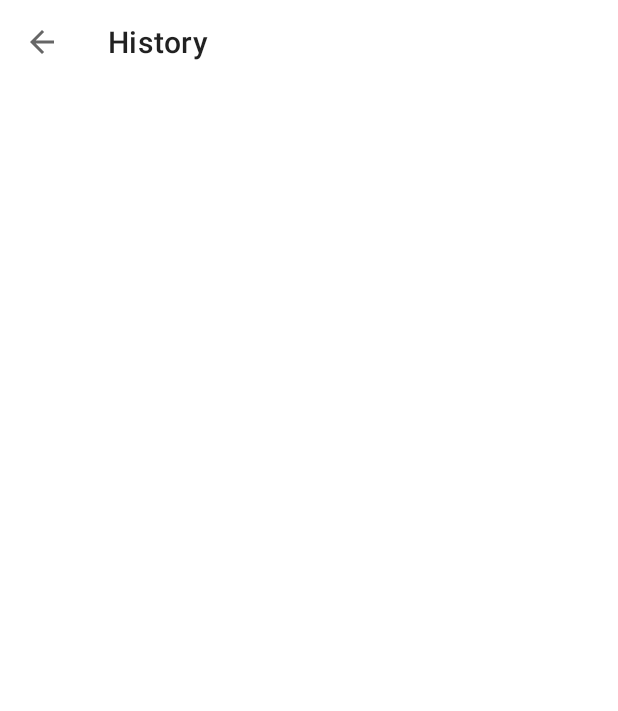
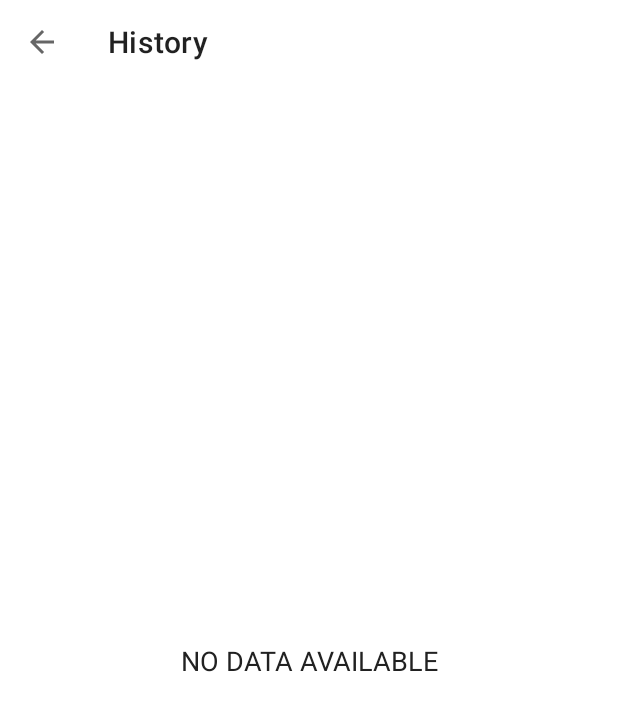
Before and after one commit to NimrodShai2/WorkoutApp, an Android app: the HistoryActivity screen opened directly, with no data from a screen before it, on a phone screen of 412 x 824 dp. Before the commit the part shown is almost empty. Shown: the top 711 px of the screen. Run offline under Robolectric (Android 15) with nearby library versions, the phone set to English and light mode, and no system bars.

Commit message:
Added History RecyclerView and UI

```diff
--- a/app/src/main/java/my/nimrodshai/workoutapp/HistoryActivity.kt
+++ b/app/src/main/java/my/nimrodshai/workoutapp/HistoryActivity.kt
@@ -2,7 +2,13 @@ package my.nimrodshai.workoutapp
 
 import androidx.appcompat.app.AppCompatActivity
 import android.os.Bundle
+import android.view.View
+import androidx.lifecycle.lifecycleScope
+import androidx.recyclerview.widget.LinearLayoutManager
+import kotlinx.coroutines.launch
 import my.nimrodshai.workoutapp.databinding.ActivityHistoryBinding
+import my.nimrodshai.workoutapp.db.HistoryDao
+import my.nimrodshai.workoutapp.db.WorkoutApp
 
 class HistoryActivity : AppCompatActivity() {
     private var binding: ActivityHistoryBinding? = null
@@ -17,5 +23,36 @@ class HistoryActivity : AppCompatActivity() {
         binding?.tbHistory?.setNavigationOnClickListener {
             onBackPressed()
         }
+        val dao = (application as WorkoutApp).db.historyDao()
+        getAllDates(dao)
+    }
+
+    private fun getAllDates(historyDao: HistoryDao) {
+        lifecycleScope.launch {
+            historyDao.getAllDates().collect {
+                if (it.isNotEmpty()) {
+                    binding?.tvHistory?.visibility = View.VISIBLE
+                    binding?.rvHistory?.visibility = View.VISIBLE
+                    binding?.tvNoDataAvailable?.visibility = View.INVISIBLE
+
+                    binding?.rvHistory?.layoutManager = LinearLayoutManager(this@HistoryActivity)
+                    val dates = ArrayList<String>()
+                    for (date in it) {
+                        dates.add(date.date)
+                    }
+                    val adapter = HistoryAdapter(dates)
+                    binding?.rvHistory?.adapter = adapter
+                } else {
+                    binding?.tvHistory?.visibility = View.GONE
+                    binding?.rvHistory?.visibility = View.GONE
+                    binding?.tvNoDataAvailable?.visibility = View.VISIBLE
+                }
+            }
+        }
+    }
+
+    override fun onDestroy() {
+        super.onDestroy()
+        binding = null
     }
 }
--- a/app/src/main/java/my/nimrodshai/workoutapp/db/HistoryDao.kt
+++ b/app/src/main/java/my/nimrodshai/workoutapp/db/HistoryDao.kt
@@ -2,9 +2,14 @@ package my.nimrodshai.workoutapp.db
 
 import androidx.room.Dao
 import androidx.room.Insert
+import androidx.room.Query
+import kotlinx.coroutines.flow.Flow
 
 @Dao
 interface HistoryDao {
     @Insert
     suspend fun insert (historyEntity: HistoryEntity)
+
+    @Query("SELECT * FROM `history-table`")
+    fun getAllDates(): Flow<List<HistoryEntity>>
 }
--- a/app/src/main/res/layout/activity_history.xml
+++ b/app/src/main/res/layout/activity_history.xml
@@ -13,4 +13,40 @@
         app:layout_constraintTop_toTopOf="parent"
         android:background="@color/white"/>
 
+    <TextView
+        app:layout_constraintTop_toBottomOf="@id/tb_history"
+        android:id="@+id/tvHistory"
+        android:layout_width="match_parent"
+        android:layout_height="wrap_content"
+        android:layout_margin="10dp"
+        android:gravity="center"
+        android:text="@string/completed"
+        android:textSize="18sp"
+        android:visibility="gone"
+        tools:visibility="visible" />
+
+    <androidx.recyclerview.widget.RecyclerView
+        app:layout_constraintTop_toBottomOf="@id/tvHistory"
+        android:id="@+id/rvHistory"
+        android:layout_width="match_parent"
+        android:layout_height="wrap_content"
+        android:layout_marginTop="5dp"
+        android:visibility="gone"
+        tools:visibility="visible" />
+
+    <TextView
+        app:layout_constraintTop_toBottomOf="@id/tb_history"
+        app:layout_constraintBottom_toBottomOf="parent"
+        android:id="@+id/tvNoDataAvailable"
+        android:layout_width="match_parent"
+        android:layout_height="wrap_content"
+        android:gravity="center"
+        android:text="@string/no_data"
+        android:textColor="@color/recycler_text_color"
+        android:textSize="18sp"
+        android:visibility="gone"
+        tools:visibility="visible" />
+
+
+
 </androidx.constraintlayout.widget.ConstraintLayout>
--- a/app/src/main/res/values/colors.xml
+++ b/app/src/main/res/values/colors.xml
@@ -12,4 +12,5 @@
     <color name="light_grey">#C4C4C4</color>
     <color name="toolbar_color_control_normal">#000025</color>
     <color name="recycler_text_color">#212121</color>
+    <color name="recycler_background_color">#EBEBEB</color>
 </resources>
--- a/app/src/main/res/values/strings.xml
+++ b/app/src/main/res/values/strings.xml
@@ -21,4 +21,6 @@
     <string name="calendar">Calendar</string>
     <string name="history">HISTORY</string>
     <string name="entry">"Entry "</string>
+    <string name="completed">EXERCISE COMPLETED</string>
+    <string name="no_data">NO DATA AVAILABLE</string>
 </resources>
```
Also changed, not shown: app/build.gradle (+4 -4 lines), app/src/main/java/my/nimrodshai/workoutapp/HistoryAdapter.kt (added, +48 -0 lines), app/src/main/res/layout/item_history_row.xml (added, +31 -0 lines).
